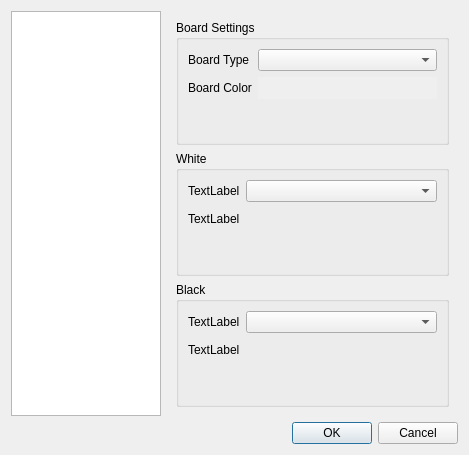
This is setupdialog.ui in nullx002/mugo as Qt 5 draws it before an edit. The edited form follows.
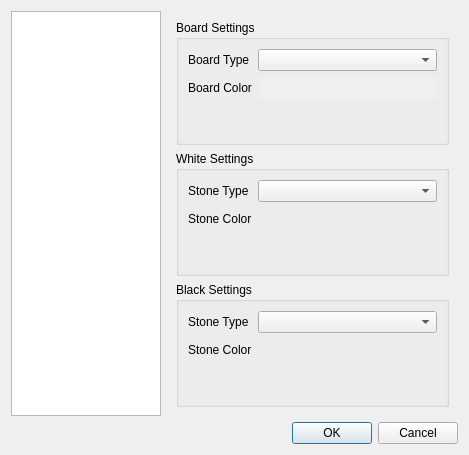
This is the edited form.

Commit message: implemented: setup dialog. currently version, color of stone and board can be changed.

Patch:
```diff
--- a/setupdialog.ui
+++ b/setupdialog.ui
@@ -84,13 +84,13 @@
          <item>
           <widget class="QGroupBox" name="whiteGroupBox">
            <property name="title">
-            <string>White</string>
+            <string>White Settings</string>
            </property>
            <layout class="QFormLayout" name="formLayout_2">
             <item row="0" column="0">
              <widget class="QLabel" name="label">
               <property name="text">
-               <string>TextLabel</string>
+               <string>Stone Type</string>
               </property>
              </widget>
             </item>
@@ -100,7 +100,7 @@
             <item row="1" column="0">
              <widget class="QLabel" name="whiteColorLabel">
               <property name="text">
-               <string>TextLabel</string>
+               <string>Stone Color</string>
               </property>
              </widget>
             </item>
@@ -123,13 +123,16 @@
          <item>
           <widget class="QGroupBox" name="blackGroupBox">
            <property name="title">
-            <string>Black</string>
+            <string>Black Settings</string>
            </property>
            <layout class="QFormLayout" name="formLayout_3">
             <item row="0" column="0">
-             <widget class="QLabel" name="label_2">
+             <widget class="QLabel" name="blackTypeLabel">
+              <property name="midLineWidth">
+               <number>0</number>
+              </property>
               <property name="text">
-               <string>TextLabel</string>
+               <string>Stone Type</string>
               </property>
              </widget>
             </item>
@@ -139,7 +142,7 @@
             <item row="1" column="0">
              <widget class="QLabel" name="blackColorLabel">
               <property name="text">
-               <string>TextLabel</string>
+               <string>Stone Color</string>
               </property>
              </widget>
             </item>
```
Left out of the diff: 11 changed lines with no effect on the pictures. The commit also changes 8 other files.
